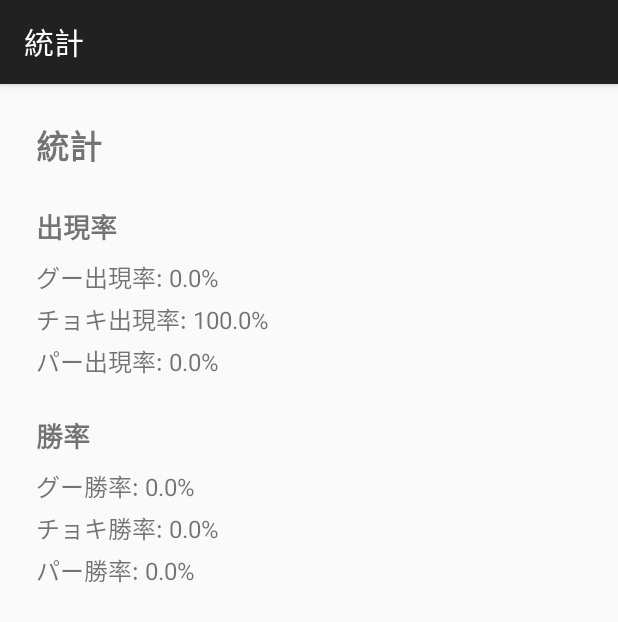
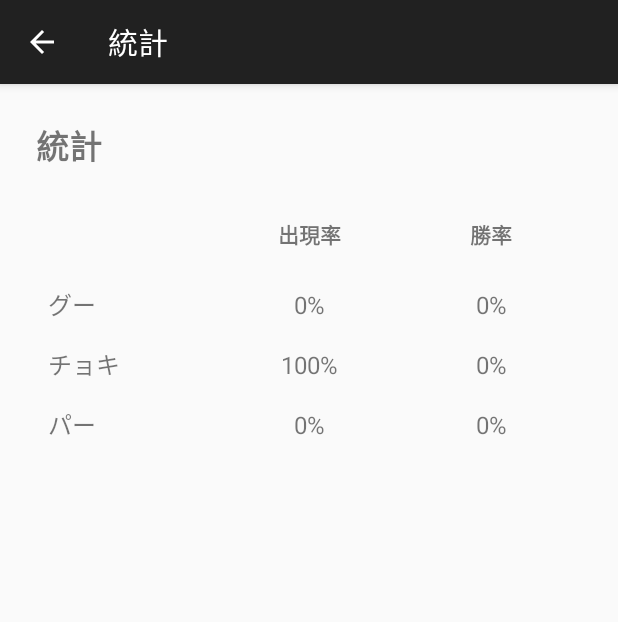
Before and after one commit to Tealands/Janken, an Android app: the StatisticsActivity screen opened directly, with no data from a screen before it, on a phone screen of 412 x 824 dp. Shown: the top 622 px of the screen. Run offline under Robolectric (Android 15) with nearby library versions, the phone set to English and light mode, and no system bars.

Commit message:
Add back buttons to activities and improve statistics screen layout
Co-authored-by: Tealands <167418832+Tealands@users.noreply.github.com>

```diff
--- a/app/src/main/java/com/example/janken/activity/PlayActivity.java
+++ b/app/src/main/java/com/example/janken/activity/PlayActivity.java
@@ -5,6 +5,7 @@ import android.graphics.Bitmap;
 import android.graphics.BitmapFactory;
 import android.os.Bundle;
 import android.os.CountDownTimer;
+import android.view.MenuItem;
 import android.widget.Button;
 import android.widget.ImageView;
 import android.widget.TextView;
@@ -63,11 +64,24 @@ public class PlayActivity extends AppCompatActivity {
         soundManager = new SoundManager(this);
         soundManager.setVolume(vol);
 
+        if (getSupportActionBar() != null) {
+            getSupportActionBar().setDisplayHomeAsUpEnabled(true);
+        }
+
         btnRock.setOnClickListener(v     -> selectHand(Hand.ROCK));
         btnScissors.setOnClickListener(v -> selectHand(Hand.SCISSORS));
         btnPaper.setOnClickListener(v    -> selectHand(Hand.PAPER));
 
         startRound();
+    }
+
+    @Override
+    public boolean onOptionsItemSelected(MenuItem item) {
+        if (item.getItemId() == android.R.id.home) {
+            finish();
+            return true;
+        }
+        return super.onOptionsItemSelected(item);
     }
 
     private void startRound() {
--- a/app/src/main/java/com/example/janken/activity/RecordActivity.java
+++ b/app/src/main/java/com/example/janken/activity/RecordActivity.java
@@ -1,6 +1,7 @@
 package com.example.janken.activity;
 
 import android.os.Bundle;
+import android.view.MenuItem;
 
 import androidx.appcompat.app.AppCompatActivity;
 import androidx.recyclerview.widget.LinearLayoutManager;
@@ -20,6 +21,10 @@ public class RecordActivity extends AppCompatActivity {
         super.onCreate(savedInstanceState);
         setContentView(R.layout.activity_record);
 
+        if (getSupportActionBar() != null) {
+            getSupportActionBar().setDisplayHomeAsUpEnabled(true);
+        }
+
         GameDatabaseHelper dbHelper = new GameDatabaseHelper(this);
         List<GameRecord> records = dbHelper.getRecentRecords();
         dbHelper.close();
@@ -28,4 +33,13 @@ public class RecordActivity extends AppCompatActivity {
         rv.setLayoutManager(new LinearLayoutManager(this));
         rv.setAdapter(new RecordAdapter(records));
     }
+
+    @Override
+    public boolean onOptionsItemSelected(MenuItem item) {
+        if (item.getItemId() == android.R.id.home) {
+            finish();
+            return true;
+        }
+        return super.onOptionsItemSelected(item);
+    }
 }
--- a/app/src/main/java/com/example/janken/activity/SettingActivity.java
+++ b/app/src/main/java/com/example/janken/activity/SettingActivity.java
@@ -2,6 +2,7 @@ package com.example.janken.activity;
 
 import android.content.SharedPreferences;
 import android.os.Bundle;
+import android.view.MenuItem;
 import android.widget.SeekBar;
 import android.widget.TextView;
 
@@ -18,6 +19,10 @@ public class SettingActivity extends AppCompatActivity {
     protected void onCreate(Bundle savedInstanceState) {
         super.onCreate(savedInstanceState);
         setContentView(R.layout.activity_setting);
+
+        if (getSupportActionBar() != null) {
+            getSupportActionBar().setDisplayHomeAsUpEnabled(true);
+        }
 
         SharedPreferences prefs = getSharedPreferences(PREFS_NAME, MODE_PRIVATE);
         float currentVol = prefs.getFloat(KEY_VOLUME, 1.0f);
@@ -41,4 +46,13 @@ public class SettingActivity extends AppCompatActivity {
             @Override public void onStopTrackingTouch(SeekBar sb) {}
         });
     }
+
+    @Override
+    public boolean onOptionsItemSelected(MenuItem item) {
+        if (item.getItemId() == android.R.id.home) {
+            finish();
+            return true;
+        }
+        return super.onOptionsItemSelected(item);
+    }
 }
--- a/app/src/main/java/com/example/janken/activity/StatisticsActivity.java
+++ b/app/src/main/java/com/example/janken/activity/StatisticsActivity.java
@@ -1,6 +1,9 @@
 package com.example.janken.activity;
 
 import android.os.Bundle;
+import android.view.MenuItem;
+import android.view.View;
+import android.widget.TableLayout;
 import android.widget.TextView;
 
 import androidx.appcompat.app.AppCompatActivity;
@@ -19,9 +22,25 @@ public class StatisticsActivity extends AppCompatActivity {
         super.onCreate(savedInstanceState);
         setContentView(R.layout.activity_statistics);
 
+        if (getSupportActionBar() != null) {
+            getSupportActionBar().setDisplayHomeAsUpEnabled(true);
+        }
+
         GameDatabaseHelper dbHelper = new GameDatabaseHelper(this);
         List<GameRecord> records = dbHelper.getRecentRecords();
         dbHelper.close();
+
+        TextView tvNoData       = findViewById(R.id.tv_no_data);
+        TableLayout tableLayout = findViewById(R.id.table_stats);
+
+        if (records.isEmpty()) {
+            tvNoData.setVisibility(View.VISIBLE);
+            tableLayout.setVisibility(View.GONE);
+            return;
+        }
+
+        tvNoData.setVisibility(View.GONE);
+        tableLayout.setVisibility(View.VISIBLE);
 
         GameStatistics stats = new GameStatistics(records);
 
@@ -32,11 +51,20 @@ public class StatisticsActivity extends AppCompatActivity {
         TextView tvScissorsWin  = findViewById(R.id.tv_scissors_win_rate);
         TextView tvPaperWin     = findViewById(R.id.tv_paper_win_rate);
 
-        tvRockRate.setText(String.format("グー出現率: %.1f%%", stats.getRockRate()));
-        tvScissorsRate.setText(String.format("チョキ出現率: %.1f%%", stats.getScissorsRate()));
-        tvPaperRate.setText(String.format("パー出現率: %.1f%%", stats.getPaperRate()));
-        tvRockWin.setText(String.format("グー勝率: %.1f%%", stats.getRockWinRate()));
-        tvScissorsWin.setText(String.format("チョキ勝率: %.1f%%", stats.getScissorsWinRate()));
-        tvPaperWin.setText(String.format("パー勝率: %.1f%%", stats.getPaperWinRate()));
+        tvRockRate.setText(String.format("%.0f%%", stats.getRockRate()));
+        tvScissorsRate.setText(String.format("%.0f%%", stats.getScissorsRate()));
+        tvPaperRate.setText(String.format("%.0f%%", stats.getPaperRate()));
+        tvRockWin.setText(String.format("%.0f%%", stats.getRockWinRate()));
+        tvScissorsWin.setText(String.format("%.0f%%", stats.getScissorsWinRate()));
+        tvPaperWin.setText(String.format("%.0f%%", stats.getPaperWinRate()));
+    }
+
+    @Override
+    public boolean onOptionsItemSelected(MenuItem item) {
+        if (item.getItemId() == android.R.id.home) {
+            finish();
+            return true;
+        }
+        return super.onOptionsItemSelected(item);
     }
 }
--- a/app/src/main/res/layout/activity_statistics.xml
+++ b/app/src/main/res/layout/activity_statistics.xml
@@ -14,60 +14,128 @@
         android:layout_marginBottom="24dp" />
 
     <TextView
+        android:id="@+id/tv_no_data"
         android:layout_width="wrap_content"
         android:layout_height="wrap_content"
+        android:text="データなし"
+        android:textSize="18sp"
+        android:visibility="gone" />
+
+    <TableLayout
+        android:id="@+id/table_stats"
+        android:layout_width="match_parent"
+        android:layout_height="wrap_content"
+        android:stretchColumns="1,2"
+        android:visibility="gone">
+
+        <!-- Header row -->
+        <TableRow android:layout_marginBottom="8dp">
+            <TextView
+                android:layout_width="0dp"
+                android:layout_height="wrap_content"
+                android:layout_weight="1"
+                android:text=""
+                android:textStyle="bold"
+                android:padding="8dp" />
+            <TextView
+                android:layout_width="0dp"
+                android:layout_height="wrap_content"
+                android:layout_weight="1"
                 android:text="出現率"
-        android:textSize="18sp"
                 android:textStyle="bold"
-        android:layout_marginBottom="8dp" />
+                android:gravity="center"
+                android:padding="8dp" />
+            <TextView
+                android:layout_width="0dp"
+                android:layout_height="wrap_content"
+                android:layout_weight="1"
+                android:text="勝率"
+                android:textStyle="bold"
+                android:gravity="center"
+                android:padding="8dp" />
+        </TableRow>
 
+        <!-- グー row -->
+        <TableRow>
+            <TextView
+                android:layout_width="0dp"
+                android:layout_height="wrap_content"
+                android:layout_weight="1"
+                android:text="グー"
+                android:textSize="16sp"
+                android:padding="8dp" />
             <TextView
                 android:id="@+id/tv_rock_rate"
-        android:layout_width="wrap_content"
+                android:layout_width="0dp"
                 android:layout_height="wrap_content"
+                android:layout_weight="1"
                 android:textSize="16sp"
-        android:layout_marginBottom="4dp" />
+                android:gravity="center"
+                android:padding="8dp" />
+            <TextView
+                android:id="@+id/tv_rock_win_rate"
+                android:layout_width="0dp"
+                android:layout_height="wrap_content"
+                android:layout_weight="1"
+                android:textSize="16sp"
+                android:gravity="center"
+                android:padding="8dp" />
+        </TableRow>
 
+        <!-- チョキ row -->
+        <TableRow>
+            <TextView
+                android:layout_width="0dp"
+                android:layout_height="wrap_content"
+                android:layout_weight="1"
+                android:text="チョキ"
+                android:textSize="16sp"
+                android:padding="8dp" />
             <TextView
                 android:id="@+id/tv_scissors_rate"
-        android:layout_width="wrap_content"
+                android:layout_width="0dp"
                 android:layout_height="wrap_content"
+                android:layout_weight="1"
                 android:textSize="16sp"
-        android:layout_marginBottom="4dp" />
+                android:gravity="center"
+                android:padding="8dp" />
+            <TextView
+                android:id="@+id/tv_scissors_win_rate"
+                android:layout_width="0dp"
+                android:layout_height="wrap_content"
+                android:layout_weight="1"
+                android:textSize="16sp"
+                android:gravity="center"
+                android:padding="8dp" />
+        </TableRow>
 
+        <!-- パー row -->
+        <TableRow>
+            <TextView
+                android:layout_width="0dp"
+                android:layout_height="wrap_content"
+                android:layout_weight="1"
+                android:text="パー"
+                android:textSize="16sp"
+                android:padding="8dp" />
             <TextView
                 android:id="@+id/tv_paper_rate"
-        android:layout_width="wrap_content"
+                android:layout_width="0dp"
                 android:layout_height="wrap_content"
+                android:layout_weight="1"
                 android:textSize="16sp"
-        android:layout_marginBottom="24dp" />
-
-    <TextView
-        android:layout_width="wrap_content"
-        android:layout_height="wrap_content"
-        android:text="勝率"
-        android:textSize="18sp"
-        android:textStyle="bold"
-        android:layout_marginBottom="8dp" />
-
-    <TextView
-        android:id="@+id/tv_rock_win_rate"
-        android:layout_width="wrap_content"
-        android:layout_height="wrap_content"
-        android:textSize="16sp"
-        android:layout_marginBottom="4dp" />
-
-    <TextView
-        android:id="@+id/tv_scissors_win_rate"
-        android:layout_width="wrap_content"
-        android:layout_height="wrap_content"
-        android:textSize="16sp"
-        android:layout_marginBottom="4dp" />
-
+                android:gravity="center"
+                android:padding="8dp" />
             <TextView
                 android:id="@+id/tv_paper_win_rate"
-        android:layout_width="wrap_content"
+                android:layout_width="0dp"
                 android:layout_height="wrap_content"
-        android:textSize="16sp" />
+                android:layout_weight="1"
+                android:textSize="16sp"
+                android:gravity="center"
+                android:padding="8dp" />
+        </TableRow>
+
+    </TableLayout>
 
 </LinearLayout>
```
Lines whose indentation alone changed are shown as unchanged.
